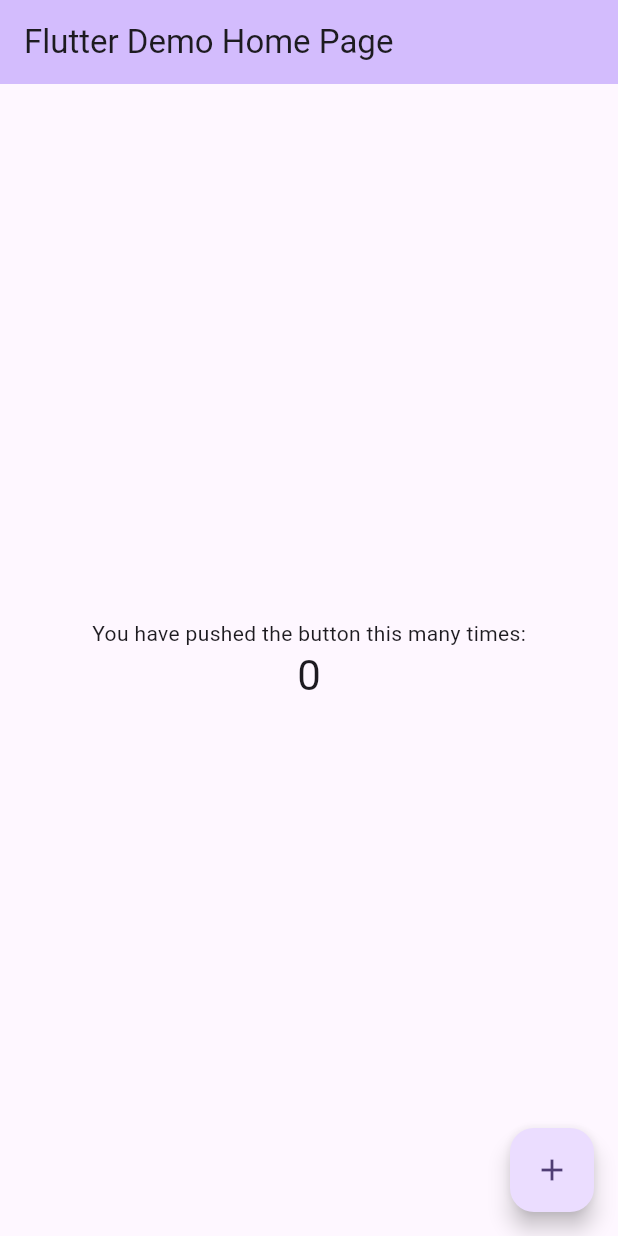
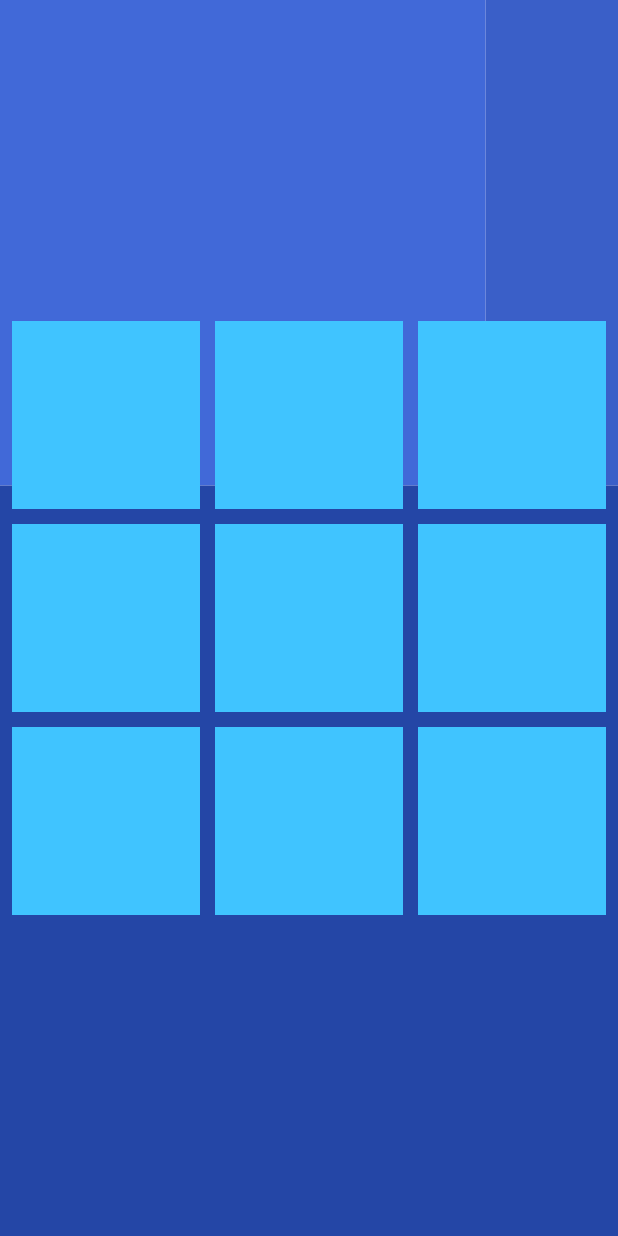
Before and after one commit to AntonioGSC/flutter-tic-tac-toe, a Flutter app: the screen it shows after launch, on a phone screen of 412 x 824 dp. Run offline on Flutter 3.47's test engine with Material 2 defaults, Android fonts, the phone set to English and light mode, and no system bars; our stand-ins replace flutter_screenutil.

Commit message:
Aula 04 - Init Tic Tac Toe

```diff
--- a/lib/main.dart
+++ b/lib/main.dart
@@ -1,4 +1,5 @@
 import 'package:flutter/material.dart';
+import 'package:tic_tac_toe/screens/game.dart';
 
 void main() {
   runApp(const MyApp());
@@ -13,113 +14,10 @@ class MyApp extends StatelessWidget {
     return MaterialApp(
       title: 'Flutter Demo',
       theme: ThemeData(
-        // This is the theme of your application.
-        //
-        // TRY THIS: Try running your application with "flutter run". You'll see
-        // the application has a blue toolbar. Then, without quitting the app,
-        // try changing the seedColor in the colorScheme below to Colors.green
-        // and then invoke "hot reload" (save your changes or press the "hot
-        // reload" button in a Flutter-supported IDE, or press "r" if you used
-        // the command line to start the app).
-        //
-        // Notice that the counter didn't reset back to zero; the application
-        // state is not lost during the reload. To reset the state, use hot
-        // restart instead.
-        //
-        // This works for code too, not just values: Most code changes can be
-        // tested with just a hot reload.
         colorScheme: ColorScheme.fromSeed(seedColor: Colors.deepPurple),
         useMaterial3: true,
       ),
-      home: const MyHomePage(title: 'Flutter Demo Home Page'),
+      home: const GameWidget(),
     );
   }
 }
-
-class MyHomePage extends StatefulWidget {
-  const MyHomePage({super.key, required this.title});
-
-  // This widget is the home page of your application. It is stateful, meaning
-  // that it has a State object (defined below) that contains fields that affect
-  // how it looks.
-
-  // This class is the configuration for the state. It holds the values (in this
-  // case the title) provided by the parent (in this case the App widget) and
-  // used by the build method of the State. Fields in a Widget subclass are
-  // always marked "final".
-
-  final String title;
-
-  @override
-  State<MyHomePage> createState() => _MyHomePageState();
-}
-
-class _MyHomePageState extends State<MyHomePage> {
-  int _counter = 0;
-
-  void _incrementCounter() {
-    setState(() {
-      // This call to setState tells the Flutter framework that something has
-      // changed in this State, which causes it to rerun the build method below
-      // so that the display can reflect the updated values. If we changed
-      // _counter without calling setState(), then the build method would not be
-      // called again, and so nothing would appear to happen.
-      _counter++;
-    });
-  }
-
-  @override
-  Widget build(BuildContext context) {
-    // This method is rerun every time setState is called, for instance as done
-    // by the _incrementCounter method above.
-    //
-    // The Flutter framework has been optimized to make rerunning build methods
-    // fast, so that you can just rebuild anything that needs updating rather
-    // than having to individually change instances of widgets.
-    return Scaffold(
-      appBar: AppBar(
-        // TRY THIS: Try changing the color here to a specific color (to
-        // Colors.amber, perhaps?) and trigger a hot reload to see the AppBar
-        // change color while the other colors stay the same.
-        backgroundColor: Theme.of(context).colorScheme.inversePrimary,
-        // Here we take the value from the MyHomePage object that was created by
-        // the App.build method, and use it to set our appbar title.
-        title: Text(widget.title),
-      ),
-      body: Center(
-        // Center is a layout widget. It takes a single child and positions it
-        // in the middle of the parent.
-        child: Column(
-          // Column is also a layout widget. It takes a list of children and
-          // arranges them vertically. By default, it sizes itself to fit its
-          // children horizontally, and tries to be as tall as its parent.
-          //
-          // Column has various properties to control how it sizes itself and
-          // how it positions its children. Here we use mainAxisAlignment to
-          // center the children vertically; the main axis here is the vertical
-          // axis because Columns are vertical (the cross axis would be
-          // horizontal).
-          //
-          // TRY THIS: Invoke "debug painting" (choose the "Toggle Debug Paint"
-          // action in the IDE, or press "p" in the console), to see the
-          // wireframe for each widget.
-          mainAxisAlignment: MainAxisAlignment.center,
-          children: <Widget>[
-            const Text(
-              'You have pushed the button this many times:',
-            ),
-            Text(
-              '$_counter',
-              style: Theme.of(context).textTheme.headlineMedium,
-            ),
-          ],
-        ),
-      ),
-      floatingActionButton: FloatingActionButton(
-        onPressed: _incrementCounter,
-        tooltip: 'Increment',
-        child: const Icon(Icons.add),
-      ), // This trailing comma makes auto-formatting nicer for build methods.
-    );
-  }
-}
--- /dev/null
+++ b/lib/screens/game.dart
@@ -0,0 +1,102 @@
+import 'package:flutter/material.dart';
+import 'package:flutter_screenutil/flutter_screenutil.dart';
+import 'package:tic_tac_toe/utils/constants.dart';
+
+class GameWidget extends StatefulWidget {
+  const GameWidget({super.key});
+
+  @override
+  State<GameWidget> createState() => _GameWidgetState();
+}
+
+class _GameWidgetState extends State<GameWidget> {
+  List<List<int>> cells = [
+    [0, 0, 0],
+    [0, 0, 0],
+    [0, 0, 0],
+  ];
+
+  @override
+  Widget build(BuildContext context) {
+    ScreenUtil.init(context, designSize: const Size(700, 1400));
+    return Scaffold(
+      body: SingleChildScrollView(
+        child: Stack(children: [
+          Column(
+            children: [
+              Row(
+                children: [
+                  Container(
+                    width: ScreenUtil().setWidth(550),
+                    height: ScreenUtil().setHeight(550),
+                    color: colorBackBlue1,
+                  ),
+                  Container(
+                    width: ScreenUtil().setWidth(150),
+                    height: ScreenUtil().setHeight(550),
+                    color: colorBackBlue2,
+                  )
+                ],
+              ),
+              Container(
+                width: ScreenUtil().setWidth(700),
+                height: ScreenUtil().setHeight(850),
+                color: colorBackBlue3,
+              ),
+            ],
+          ),
+          SizedBox(
+              width: ScreenUtil().setWidth(700),
+              height: ScreenUtil().setHeight(1400),
+              child: Padding(
+                padding: paddingDefault,
+                child: Center(
+                    child: Column(
+                  mainAxisAlignment: MainAxisAlignment.center,
+                  crossAxisAlignment: CrossAxisAlignment.center,
+                  children: [
+                    GridView.count(
+                      shrinkWrap: true,
+                      mainAxisSpacing: 10,
+                      crossAxisSpacing: 10,
+                      crossAxisCount: 3,
+                      children: [
+                        _getCell(0, 0),
+                        _getCell(0, 1),
+                        _getCell(0, 2),
+                        _getCell(1, 0),
+                        _getCell(1, 1),
+                        _getCell(1, 2),
+                        _getCell(2, 0),
+                        _getCell(2, 1),
+                        _getCell(2, 2),
+                      ],
+                    )
+                  ],
+                )),
+              ))
+        ]),
+      ),
+    );
+  }
+
+  Widget _getCell(int x, int y) {
+    return InkWell(
+      child: Container(
+        padding: paddingDefault,
+        color: colorBlueSquare,
+        child: Center(
+          child: Text(
+            cells[x][y] == 0
+                ? ""
+                : cells[x][y] == 1
+                    ? "X"
+                    : "0",
+            style: textStyle72,
+          ),
+        ),
+      ),
+      onTap: () {},
+    );
+  }
+}
--- /dev/null
+++ b/lib/utils/constants.dart
@@ -0,0 +1,12 @@
+import 'package:flutter/material.dart';
+
+const colorBackBlue1 = Color.fromARGB(255, 65, 105, 216);
+const colorBackBlue2 = Color.fromARGB(255, 58, 95, 200);
+const colorBackBlue3 = Color.fromARGB(255, 36, 70, 166);
+const colorTextBlue = Color.fromARGB(255, 39, 72, 167);
+const colorBlueSquare = Colors.lightBlueAccent;
+
+const textStyle36 = TextStyle(fontSize: 36, color: Colors.white);
+const textStyle72 = TextStyle(fontSize: 72, color: Colors.white);
+
+const paddingDefault = EdgeInsets.all(8);
--- a/pubspec.yaml
+++ b/pubspec.yaml
@@ -35,6 +35,7 @@ dependencies:
   # The following adds the Cupertino Icons font to your application.
   # Use with the CupertinoIcons class for iOS style icons.
   cupertino_icons: ^1.0.2
+  flutter_screenutil: ^5.9.0
 
 dev_dependencies:
   flutter_test:
```
Also changed, not shown: pubspec.lock.
